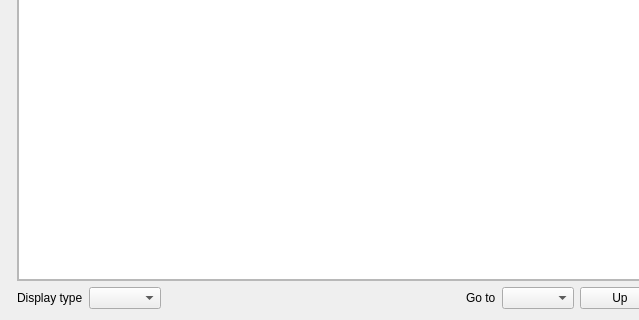
Old version of the form src/memorytab.ui in the repository mortbopet/Ripes; both pictures show x 0 to 639 and y 95 to 415 of the 846 by 415 pixel window.
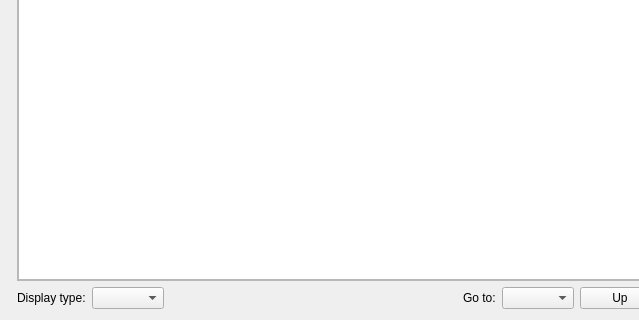
New version of the form. Custom widgets are drawn as their Qt base class.

The edit to the form file:
```diff
--- a/src/memorytab.ui
+++ b/src/memorytab.ui
@@ -81,7 +81,7 @@
          <item>
           <widget class="QLabel" name="label_2">
            <property name="text">
-            <string>Display type</string>
+            <string>Display type:</string>
            </property>
           </widget>
          </item>
@@ -108,7 +108,7 @@
          <item>
           <widget class="QLabel" name="label_5">
            <property name="text">
-            <string>Go to</string>
+            <string>Go to:</string>
            </property>
           </widget>
          </item>
```
